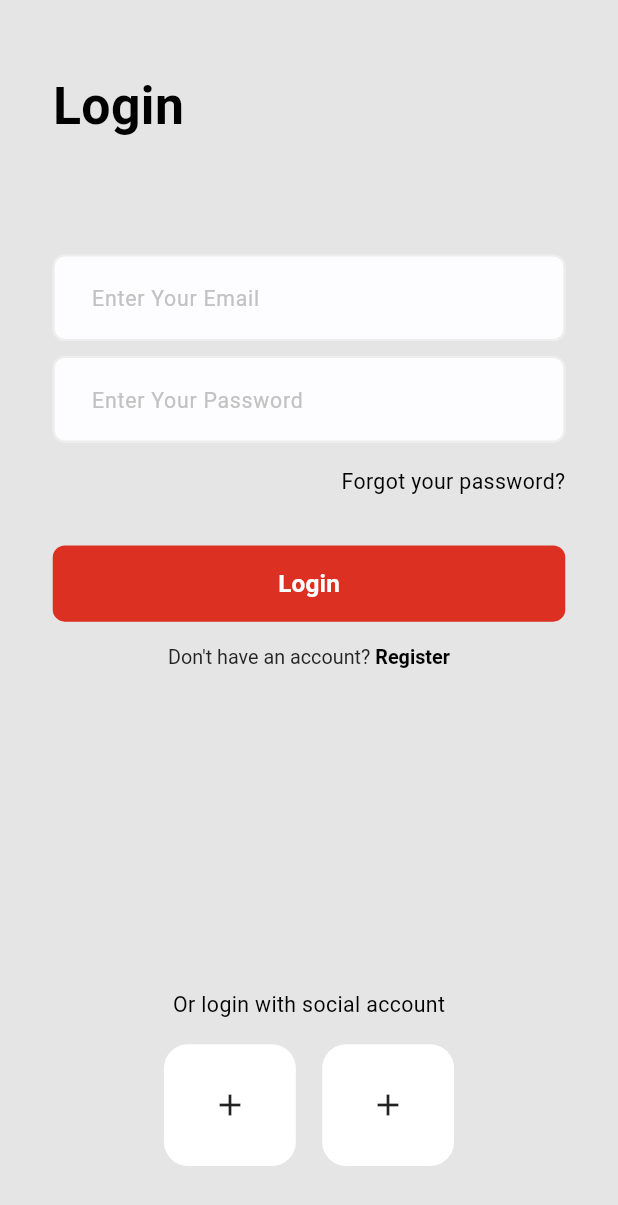
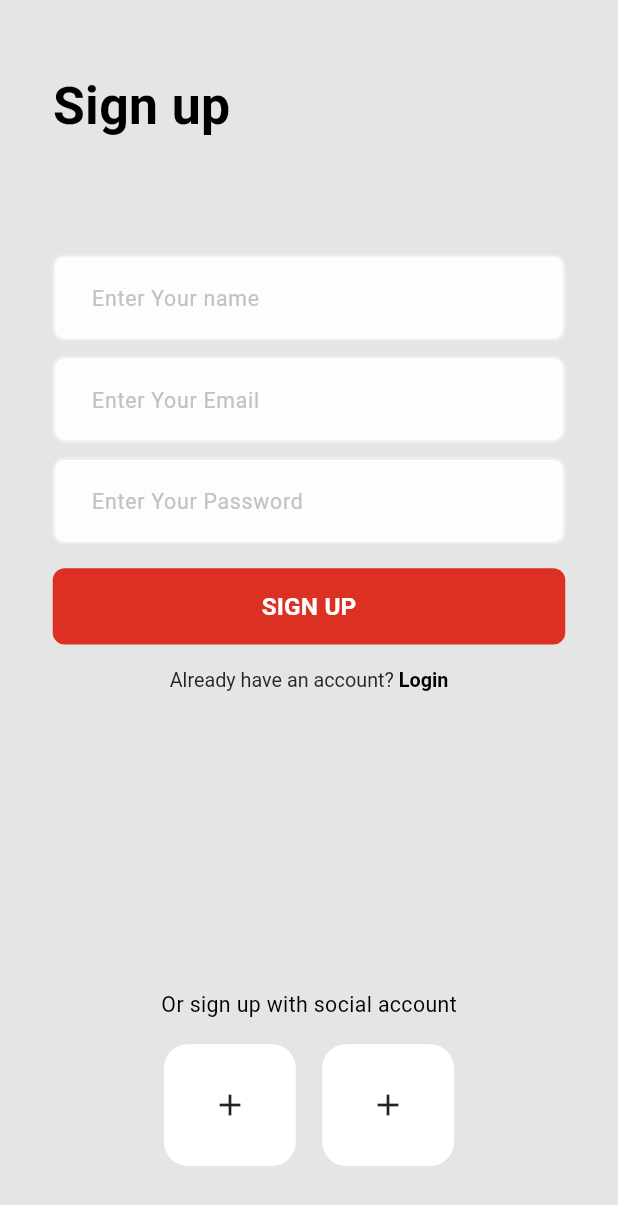
Before and after one commit to moataz399/e_commerce-with-firebase-and-provider, a Flutter app: the screen it shows after launch, on a phone screen of 412 x 824 dp. Shown: the top 1205 px of the screen. Run offline on Flutter 3.47's test engine with Material 3 defaults, Android fonts, the phone set to English and light mode, and no system bars; our stand-ins replace flutter_screenutil.

Commit message:
login and register page ui done

```diff
--- a/lib/main.dart
+++ b/lib/main.dart
@@ -27,7 +27,7 @@ class MyApp extends StatelessWidget {
           useMaterial3: true,
         ),
         onGenerateRoute: onGenerate,
-        initialRoute: AppRoutes.loginPage,
+        initialRoute: AppRoutes.signUpPage,
       ),
     );
   }
--- a/lib/utils/routing/app_router.dart
+++ b/lib/utils/routing/app_router.dart
@@ -1,13 +1,11 @@
 import 'package:e_commerce/utils/routing/routes.dart';
 import 'package:e_commerce/views/pages/landing_page.dart';
 import 'package:e_commerce/views/pages/login_page.dart';
+import 'package:e_commerce/views/pages/register_page.dart';
 import 'package:flutter/material.dart';
 
 Route<dynamic> onGenerate(RouteSettings settings) {
   switch (settings.name) {
-
-
-
     case AppRoutes.landingPage:
       return MaterialPageRoute(
         builder: (_) => const LandingPage(),
@@ -17,7 +15,10 @@ Route<dynamic> onGenerate(RouteSettings settings) {
       return MaterialPageRoute(
         builder: (_) => const LoginPage(),
       );
-
+    case AppRoutes.signUpPage:
+      return MaterialPageRoute(
+        builder: (_) => const RegisterPage(),
+      );
 
     default:
       return MaterialPageRoute(
--- a/lib/utils/routing/routes.dart
+++ b/lib/utils/routing/routes.dart
@@ -1,4 +1,5 @@
 class AppRoutes {
   static const String landingPage = '/landingPage';
   static const String loginPage = '/loginPage';
+  static const String signUpPage = '/signUpPage';
 }
--- a/lib/views/pages/register_page.dart
+++ b/lib/views/pages/register_page.dart
@@ -1,7 +1,5 @@
-
-
-
 import 'package:e_commerce/utils/theming/colors.dart';
+import 'package:e_commerce/views/widgets/already_have_an%20account_register.dart';
 import 'package:flutter/material.dart';
 import 'package:flutter_screenutil/flutter_screenutil.dart';
 import '../../utils/helpers/spacing.dart';
@@ -20,6 +18,8 @@ class RegisterPage extends StatefulWidget {
 class _RegisterPageState extends State<RegisterPage> {
   final _formKey = GlobalKey<FormState>();
   TextEditingController emailController = TextEditingController();
+  TextEditingController nameController = TextEditingController();
+
   TextEditingController passwordController = TextEditingController();
 
   @override
@@ -40,7 +40,7 @@ class _RegisterPageState extends State<RegisterPage> {
               ),
               verticalSpace(73),
               AppTextFormField(
-                    controller: emailController,
+                controller: nameController,
                 hintText: "Enter Your name",
                 validator: (value) {
                   if (value == null || value.isEmpty) {
@@ -49,6 +49,7 @@ class _RegisterPageState extends State<RegisterPage> {
                 },
                 borderRadius: 8,
               ),
+              verticalSpace(10),
               AppTextFormField(
                 controller: emailController,
                 hintText: "Enter Your Email",
@@ -71,27 +72,19 @@ class _RegisterPageState extends State<RegisterPage> {
                 borderRadius: 8,
               ),
               verticalSpace(16),
-                  Align(
-                    alignment: AlignmentDirectional.centerEnd,
-                    child: Text(
-                      'Forgot your password?',
-                      style: TextStyles.font14BlackRegular,
-                    ),
-                  ),
-                  verticalSpace(32),
               AppTextButton(
                 borderRadius: 8,
                 backgroundColor: AppColors.darkRed,
-                    buttonText: "Login",
+                buttonText: "SIGN UP",
                 textStyle: TextStyles.font16WhiteSemiBold,
                 onPressed: () {},
               ),
               verticalSpace(16),
-                  Center(child: DontHaveAccountText(function: () {})),
+              Center(child: AlreadyHaveAccountTextRegister(function: () {})),
               Spacer(),
               Center(
                 child: Text(
-                      'Or login with social account',
+                  'Or sign up with social account',
                   style: TextStyles.font14BlackRegular,
                 ),
               ),
```
Lines whose indentation alone changed are shown as unchanged.
